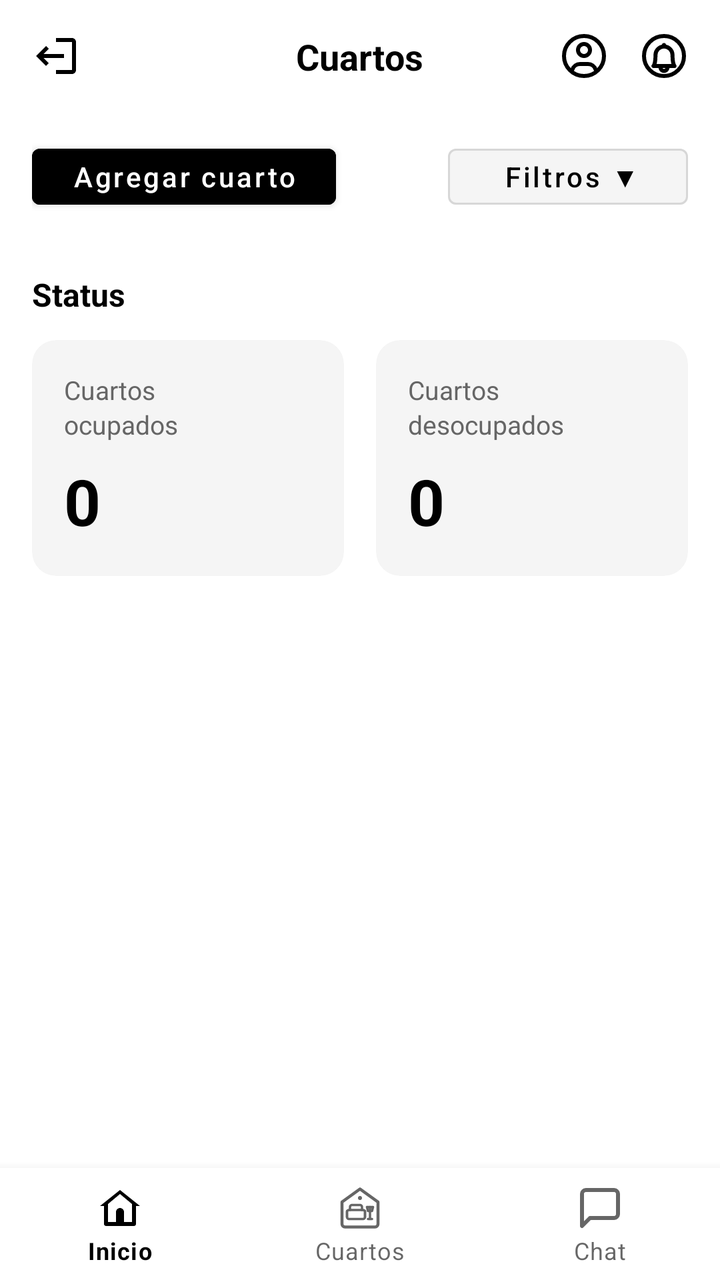
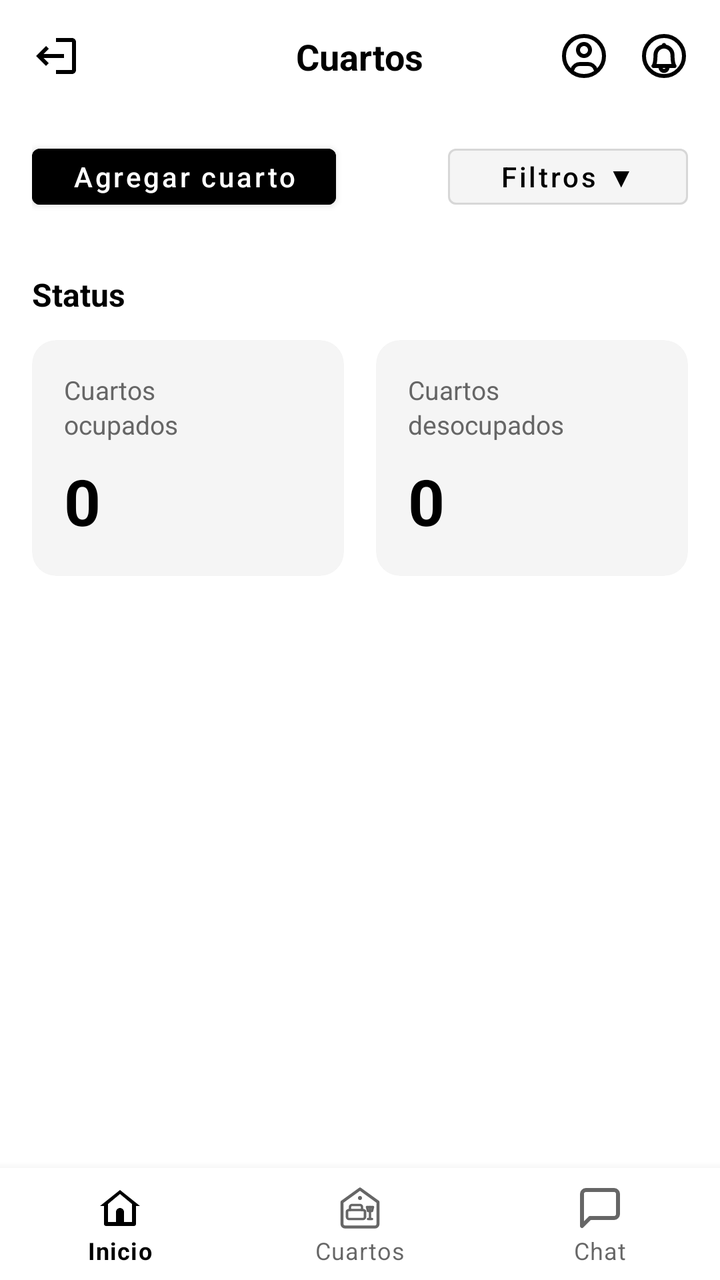

Before-and-after screenshots of an Android layout around one commit, followed by the original layout XML and the change that was made.
<!-- AndroidManifest.xml: application theme Theme.RoomUTTT -->
<!-- res/layout/activity_renter_dashboard.xml -->
<?xml version="1.0" encoding="utf-8"?>
<androidx.coordinatorlayout.widget.CoordinatorLayout xmlns:android="http://schemas.android.com/apk/res/android"
    xmlns:app="http://schemas.android.com/apk/res-auto"
    android:layout_width="match_parent"
    android:layout_height="match_parent"
    android:background="#FFFFFF">

    
    <LinearLayout
        android:layout_width="match_parent"
        android:layout_height="match_parent"
        android:orientation="vertical"
        android:paddingBottom="80dp">

        
        <RelativeLayout
            android:layout_width="match_parent"
            android:layout_height="wrap_content"
            android:padding="16dp"
            android:background="#FFFFFF">

            
            <ImageView
                android:id="@+id/iv_logout"
                android:layout_width="24dp"
                android:layout_height="24dp"
                android:layout_alignParentStart="true"
                android:layout_centerVertical="true"
                android:src="@drawable/ic_logout"
                android:contentDescription="Cerrar sesión" />

            
            <TextView
                android:id="@+id/tv_title"
                android:layout_width="wrap_content"
                android:layout_height="wrap_content"
                android:layout_centerInParent="true"
                android:text="Cuartos"
                android:textSize="18sp"
                android:textStyle="bold"
                android:textColor="#000000" />

            
            <LinearLayout
                android:layout_width="wrap_content"
                android:layout_height="wrap_content"
                android:layout_alignParentEnd="true"
                android:layout_centerVertical="true"
                android:orientation="horizontal">

                <ImageView
                    android:id="@+id/iv_profile"
                    android:layout_width="24dp"
                    android:layout_height="24dp"
                    android:src="@drawable/ic_profile"
                    android:layout_marginEnd="16dp"
                    android:contentDescription="Perfil" />

                <ImageView
                    android:id="@+id/iv_notifications"
                    android:layout_width="24dp"
                    android:layout_height="24dp"
                    android:src="@drawable/ic_notifications"
                    android:contentDescription="Notificaciones" />

            </LinearLayout>
        </RelativeLayout>

        
        <LinearLayout
            android:layout_width="match_parent"
            android:layout_height="wrap_content"
            android:orientation="horizontal"
            android:paddingHorizontal="16dp"
            android:paddingVertical="12dp"
            android:gravity="center_vertical">

            <Button
                android:id="@+id/btn_add_room"
                android:layout_width="wrap_content"
                android:layout_height="40dp"
                android:text="Agregar cuarto"
                android:textColor="#FFFFFF"
                android:backgroundTint="#000000"
                android:textAllCaps="false"
                android:paddingHorizontal="20dp"
                android:textSize="14sp"
                style="@style/Widget.MaterialComponents.Button" />

            <View
                android:layout_width="0dp"
                android:layout_height="1dp"
                android:layout_weight="1" />

            
            <RelativeLayout
                android:layout_width="wrap_content"
                android:layout_height="wrap_content">

                <Button
                    android:id="@+id/btn_filters"
                    android:layout_width="120dp"
                    android:layout_height="40dp"
                    android:text="Filtros ▼"
                    android:textColor="#000000"
                    android:backgroundTint="#F5F5F5"
                    android:textAllCaps="false"
                    android:paddingHorizontal="12dp"
                    android:paddingEnd="8dp"
                    android:textSize="14sp"
                    android:gravity="center"
                    style="@style/Widget.MaterialComponents.Button.OutlinedButton" />

                
                <androidx.cardview.widget.CardView
                    android:id="@+id/layout_status_filters"
                    android:layout_width="180dp"
                    android:layout_height="wrap_content"
                    android:layout_below="@id/btn_filters"
                    android:layout_alignEnd="@id/btn_filters"
                    android:layout_marginTop="4dp"
                    android:visibility="gone"
                    android:elevation="12dp"
                    app:cardCornerRadius="8dp"
                    app:cardElevation="8dp"
                    app:cardBackgroundColor="#FFFFFF">

                    <LinearLayout
                        android:layout_width="match_parent"
                        android:layout_height="wrap_content"
                        android:orientation="vertical"
                        android:padding="8dp">

                        
                        <LinearLayout
                            android:id="@+id/filter_all"
                            android:layout_width="match_parent"
                            android:layout_height="wrap_content"
                            android:orientation="horizontal"
                            android:gravity="center_vertical"
                            android:padding="12dp"
                            android:background="?attr/selectableItemBackground">

                            <TextView
                                android:layout_width="20dp"
                                android:layout_height="20dp"
                                android:text="📋"
                                android:textSize="16sp"
                                android:gravity="center" />

                            <TextView
                                android:layout_width="wrap_content"
                                android:layout_height="wrap_content"
                                android:layout_marginStart="12dp"
                                android:text="Todos"
                                android:textSize="14sp"
                                android:textColor="#000000" />
                        </LinearLayout>

                        
                        <View
                            android:layout_width="match_parent"
                            android:layout_height="1dp"
                            android:background="#E0E0E0"
                            android:layout_marginVertical="4dp" />

                        
                        <LinearLayout
                            android:id="@+id/filter_occupied"
                            android:layout_width="match_parent"
                            android:layout_height="wrap_content"
                            android:orientation="horizontal"
                            android:gravity="center_vertical"
                            android:padding="12dp"
                            android:background="?attr/selectableItemBackground">

                            <TextView
                                android:layout_width="20dp"
                                android:layout_height="20dp"
                                android:text="🔴"
                                android:textSize="16sp"
                                android:gravity="center" />

                            <TextView
                                android:layout_width="wrap_content"
                                android:layout_height="wrap_content"
                                android:layout_marginStart="12dp"
                                android:text="Ocupados"
                                android:textSize="14sp"
                                android:textColor="#000000" />
                        </LinearLayout>

                        
                        <View
                            android:layout_width="match_parent"
                            android:layout_height="1dp"
                            android:background="#E0E0E0"
                            android:layout_marginVertical="4dp" />

                        
                        <LinearLayout
                            android:id="@+id/filter_available"
                            android:layout_width="match_parent"
                            android:layout_height="wrap_content"
                            android:orientation="horizontal"
                            android:gravity="center_vertical"
                            android:padding="12dp"
                            android:background="?attr/selectableItemBackground">

                            <TextView
                                android:layout_width="20dp"
                                android:layout_height="20dp"
                                android:text="🟢"
                                android:textSize="16sp"
                                android:gravity="center" />

                            <TextView
                                android:layout_width="wrap_content"
                                android:layout_height="wrap_content"
                                android:layout_marginStart="12dp"
                                android:text="Disponibles"
                                android:textSize="14sp"
                                android:textColor="#000000" />
                        </LinearLayout>
                    </LinearLayout>
                </androidx.cardview.widget.CardView>
            </RelativeLayout>
        </LinearLayout>

        
        <TextView
            android:layout_width="wrap_content"
            android:layout_height="wrap_content"
            android:layout_marginStart="16dp"
            android:layout_marginTop="16dp"
            android:layout_marginBottom="12dp"
            android:text="Status"
            android:textSize="16sp"
            android:textStyle="bold"
            android:textColor="#000000" />

        
        <LinearLayout
            android:layout_width="match_parent"
            android:layout_height="wrap_content"
            android:orientation="horizontal"
            android:paddingHorizontal="16dp"
            android:weightSum="2">

            
            <androidx.cardview.widget.CardView
                android:layout_width="0dp"
                android:layout_height="wrap_content"
                android:layout_weight="1"
                android:layout_marginEnd="8dp"
                app:cardCornerRadius="12dp"
                app:cardElevation="0dp"
                app:cardBackgroundColor="#F5F5F5">

                <LinearLayout
                    android:layout_width="match_parent"
                    android:layout_height="wrap_content"
                    android:orientation="vertical"
                    android:padding="16dp">

                    <TextView
                        android:layout_width="wrap_content"
                        android:layout_height="wrap_content"
                        android:text="Cuartos\nocupados"
                        android:textSize="13sp"
                        android:textColor="#666666"
                        android:lineSpacingExtra="2dp" />

                    <TextView
                        android:id="@+id/tv_occupied_count"
                        android:layout_width="wrap_content"
                        android:layout_height="wrap_content"
                        android:layout_marginTop="8dp"
                        android:text="0"
                        android:textSize="32sp"
                        android:textStyle="bold"
                        android:textColor="#000000" />
                </LinearLayout>
            </androidx.cardview.widget.CardView>

            
            <androidx.cardview.widget.CardView
                android:layout_width="0dp"
                android:layout_height="wrap_content"
                android:layout_weight="1"
                android:layout_marginStart="8dp"
                app:cardCornerRadius="12dp"
                app:cardElevation="0dp"
                app:cardBackgroundColor="#F5F5F5">

                <LinearLayout
                    android:layout_width="match_parent"
                    android:layout_height="wrap_content"
                    android:orientation="vertical"
                    android:padding="16dp">

                    <TextView
                        android:layout_width="wrap_content"
                        android:layout_height="wrap_content"
                        android:text="Cuartos\ndesocupados"
                        android:textSize="13sp"
                        android:textColor="#666666"
                        android:lineSpacingExtra="2dp" />

                    <TextView
                        android:id="@+id/tv_available_count"
                        android:layout_width="wrap_content"
                        android:layout_height="wrap_content"
                        android:layout_marginTop="8dp"
                        android:text="0"
                        android:textSize="32sp"
                        android:textStyle="bold"
                        android:textColor="#000000" />
                </LinearLayout>
            </androidx.cardview.widget.CardView>
        </LinearLayout>

        
        <androidx.recyclerview.widget.RecyclerView
            android:id="@+id/recycler_rooms"
            android:layout_width="match_parent"
            android:layout_height="0dp"
            android:layout_weight="1"
            android:layout_marginTop="16dp"
            android:clipToPadding="false"
            android:paddingHorizontal="16dp"
            android:paddingBottom="8dp" />

        
        <TextView
            android:id="@+id/tv_no_rooms"
            android:layout_width="match_parent"
            android:layout_height="0dp"
            android:layout_weight="1"
            android:layout_margin="16dp"
            android:text="🏠 No has publicado cuartos aún\n\nIntenta crear uno nuevo"
            android:textSize="14sp"
            android:textColor="#999999"
            android:gravity="center"
            android:padding="32dp"
            android:visibility="gone" />

    </LinearLayout>

    
    <com.google.android.material.bottomnavigation.BottomNavigationView
        android:id="@+id/bottom_navigation"
        android:layout_width="match_parent"
        android:layout_height="wrap_content"
        android:layout_gravity="bottom"
        android:background="#FFFFFF"
        android:elevation="8dp"
        app:menu="@menu/bottom_nav_menu"
        app:labelVisibilityMode="labeled" />
</androidx.coordinatorlayout.widget.CoordinatorLayout>
<!-- resources referenced by this layout -->
<resources>
  <!-- drawable ic_logout (drawable) -->
  <vector xmlns:android="http://schemas.android.com/apk/res/android"
      android:width="24dp"
      android:height="24dp"
      android:viewportWidth="24"
      android:viewportHeight="24">
      <path
          android:fillColor="#000000"
          android:pathData="M7,7l1.41,1.41L5.83,11H16v2H5.83l2.58,2.58L7,17l-5,-5zM20,5h-8V3h8c1.1,0 2,0.9 2,2v14c0,1.1 -0.9,2 -2,2h-8v-2h8V5z"/>
  </vector>
  <!-- drawable ic_notifications (drawable) -->
  <?xml version="1.0" encoding="utf-8"?>
  <vector xmlns:android="http://schemas.android.com/apk/res/android"
      android:width="24dp"
      android:height="24dp"
      android:viewportWidth="24"
      android:viewportHeight="24">
      <path
          android:fillColor="#00000000"
          android:strokeColor="#000000"
          android:strokeWidth="2"
          android:strokeLineCap="round"
          android:strokeLineJoin="round"
          android:pathData="M12,2a10,10 0,1 0,0 20,10 10,0 0,0 0,-20z"/>
      <path
          android:fillColor="#00000000"
          android:strokeColor="#000000"
          android:strokeWidth="2"
          android:strokeLineCap="round"
          android:strokeLineJoin="round"
          android:pathData="M13.73,18a1.75,1.75 0,0 1,-3.46 0"/>
      <path
          android:fillColor="#00000000"
          android:strokeColor="#000000"
          android:strokeWidth="2"
          android:strokeLineCap="round"
          android:strokeLineJoin="round"
          android:pathData="M12,6.5v0.75M16.25,11.5a4.25,4.25 0,0 0,-8.5 0c0,4.5 -1,5.5 -1,5.5h10.5s-1,-1 -1,-5.5z"/>
  </vector>
  <!-- drawable ic_profile (drawable) -->
  <?xml version="1.0" encoding="utf-8"?>
  <vector xmlns:android="http://schemas.android.com/apk/res/android"
      android:width="24dp"
      android:height="24dp"
      android:viewportWidth="24"
      android:viewportHeight="24">
      <path
          android:fillColor="#00000000"
          android:strokeColor="#000000"
          android:strokeWidth="2"
          android:strokeLineCap="round"
          android:strokeLineJoin="round"
          android:pathData="M12,2a10,10 0,1 0,0 20,10 10,0 0,0 0,-20z"/>
      <path
          android:fillColor="#00000000"
          android:strokeColor="#000000"
          android:strokeWidth="2"
          android:strokeLineCap="round"
          android:strokeLineJoin="round"
          android:pathData="M12,12a3,3 0,1 0,0 -6,3 3,0 0,0 0,6z"/>
      <path
          android:fillColor="#00000000"
          android:strokeColor="#000000"
          android:strokeWidth="2"
          android:strokeLineCap="round"
          android:strokeLineJoin="round"
          android:pathData="M6.168,18.849A4,4 0,0 1,10 16h4a4,4 0,0 1,3.834 2.855"/>
  </vector>
  <style name="Theme.RoomUTTT" parent="Base.Theme.RoomUTTT" />
  <style name="Base.Theme.RoomUTTT" parent="Theme.MaterialComponents.DayNight.NoActionBar">
          <item name="colorPrimary">@color/black</item>
          <item name="colorPrimaryVariant">@color/black</item>
          <item name="colorOnPrimary">@color/white</item>
          <item name="colorSecondary">@color/teal_200</item>
          <item name="colorSecondaryVariant">@color/teal_700</item>
          <item name="colorOnSecondary">@color/black</item>
          <item name="android:statusBarColor">?attr/colorPrimaryVariant</item>
  
          
          <item name="colorOnSurface">@color/black</item>
          <item name="colorControlNormal">@android:color/darker_gray</item>
          <item name="colorControlActivated">@color/black</item>
          <item name="android:textColorHint">@android:color/darker_gray</item>
      </style>
  <color name="black">#FF000000</color>
  <color name="white">#FFFFFFFF</color>
  <color name="teal_200">#FF03DAC5</color>
  <color name="teal_700">#FF018786</color>
</resources>

<!-- the commit's change to res/layout/activity_renter_dashboard.xml (unified diff, before → after) -->
@@ -5,7 +5,6 @@
     android:layout_height="match_parent"
     android:background="#FFFFFF">
 
-    
     <LinearLayout
         android:layout_width="match_parent"
         android:layout_height="match_parent"
@@ -93,138 +92,19 @@
                 android:layout_weight="1" />
 
             
-            <RelativeLayout
-                android:layout_width="wrap_content"
-                android:layout_height="wrap_content">
-
-                <Button
-                    android:id="@+id/btn_filters"
-                    android:layout_width="120dp"
-                    android:layout_height="40dp"
-                    android:text="Filtros ▼"
-                    android:textColor="#000000"
-                    android:backgroundTint="#F5F5F5"
-                    android:textAllCaps="false"
-                    android:paddingHorizontal="12dp"
-                    android:paddingEnd="8dp"
-                    android:textSize="14sp"
-                    android:gravity="center"
-                    style="@style/Widget.MaterialComponents.Button.OutlinedButton" />
-
-                
-                <androidx.cardview.widget.CardView
-                    android:id="@+id/layout_status_filters"
-                    android:layout_width="180dp"
-                    android:layout_height="wrap_content"
-                    android:layout_below="@id/btn_filters"
-                    android:layout_alignEnd="@id/btn_filters"
-                    android:layout_marginTop="4dp"
-                    android:visibility="gone"
-                    android:elevation="12dp"
-                    app:cardCornerRadius="8dp"
-                    app:cardElevation="8dp"
-                    app:cardBackgroundColor="#FFFFFF">
-
-                    <LinearLayout
-                        android:layout_width="match_parent"
-                        android:layout_height="wrap_content"
-                        android:orientation="vertical"
-                        android:padding="8dp">
-
-                        
-                        <LinearLayout
-                            android:id="@+id/filter_all"
-                            android:layout_width="match_parent"
-                            android:layout_height="wrap_content"
-                            android:orientation="horizontal"
-                            android:gravity="center_vertical"
-                            android:padding="12dp"
-                            android:background="?attr/selectableItemBackground">
-
-                            <TextView
-                                android:layout_width="20dp"
-                                android:layout_height="20dp"
-                                android:text="📋"
-                                android:textSize="16sp"
-                                android:gravity="center" />
-
-                            <TextView
-                                android:layout_width="wrap_content"
-                                android:layout_height="wrap_content"
-                                android:layout_marginStart="12dp"
-                                android:text="Todos"
-                                android:textSize="14sp"
-                                android:textColor="#000000" />
-                        </LinearLayout>
-
-                        
-                        <View
-                            android:layout_width="match_parent"
-                            android:layout_height="1dp"
-                            android:background="#E0E0E0"
-                            android:layout_marginVertical="4dp" />
-
-                        
-                        <LinearLayout
-                            android:id="@+id/filter_occupied"
-                            android:layout_width="match_parent"
-                            android:layout_height="wrap_content"
-                            android:orientation="horizontal"
-                            android:gravity="center_vertical"
-                            android:padding="12dp"
-                            android:background="?attr/selectableItemBackground">
-
-                            <TextView
-                                android:layout_width="20dp"
-                                android:layout_height="20dp"
-                                android:text="🔴"
-                                android:textSize="16sp"
-                                android:gravity="center" />
-
-                            <TextView
-                                android:layout_width="wrap_content"
-                                android:layout_height="wrap_content"
-                                android:layout_marginStart="12dp"
-                                android:text="Ocupados"
-                                android:textSize="14sp"
-                                android:textColor="#000000" />
-                        </LinearLayout>
-
-                        
-                        <View
-                            android:layout_width="match_parent"
-                            android:layout_height="1dp"
-                            android:background="#E0E0E0"
-                            android:layout_marginVertical="4dp" />
-
-                        
-                        <LinearLayout
-                            android:id="@+id/filter_available"
-                            android:layout_width="match_parent"
-                            android:layout_height="wrap_content"
-                            android:orientation="horizontal"
-                            android:gravity="center_vertical"
-                            android:padding="12dp"
-                            android:background="?attr/selectableItemBackground">
-
-                            <TextView
-                                android:layout_width="20dp"
-                                android:layout_height="20dp"
-                                android:text="🟢"
-                                android:textSize="16sp"
-                                android:gravity="center" />
-
-                            <TextView
-                                android:layout_width="wrap_content"
-                                android:layout_height="wrap_content"
-                                android:layout_marginStart="12dp"
-                                android:text="Disponibles"
-                                android:textSize="14sp"
-                                android:textColor="#000000" />
-                        </LinearLayout>
-                    </LinearLayout>
-                </androidx.cardview.widget.CardView>
-            </RelativeLayout>
+            <Button
+                android:id="@+id/btn_filters"
+                android:layout_width="120dp"
+                android:layout_height="40dp"
+                android:text="Filtros ▼"
+                android:textColor="#000000"
+                android:backgroundTint="#F5F5F5"
+                android:textAllCaps="false"
+                android:paddingHorizontal="12dp"
+                android:textSize="14sp"
+                android:gravity="center"
+                style="@style/Widget.MaterialComponents.Button.OutlinedButton" />
+
         </LinearLayout>
 
         
